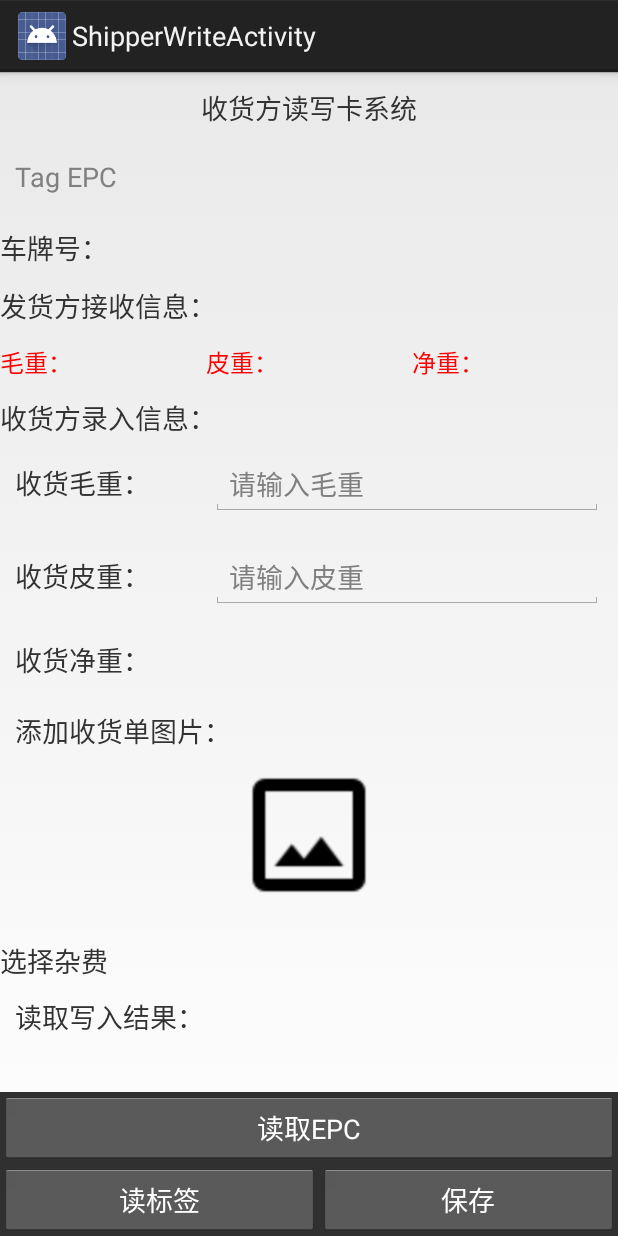
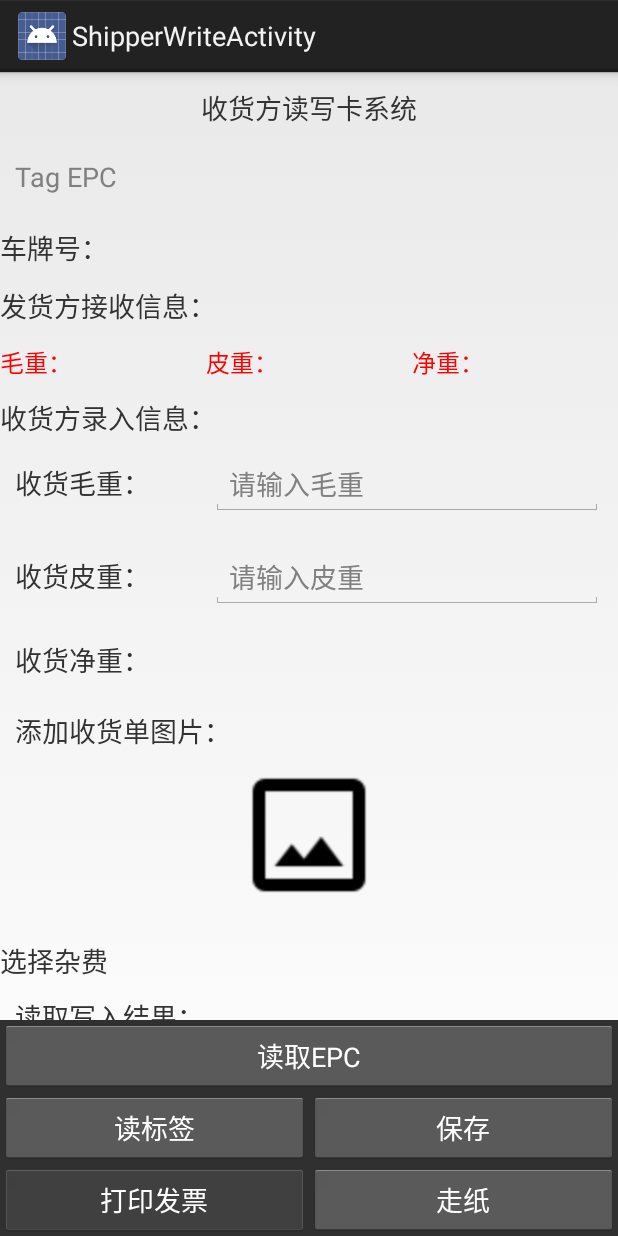
Before and after one commit to ZFKnife/MagUHF_LYM_Receiver, an Android app: the ReceiverWriteActivity screen opened directly, with no data from a screen before it, on a phone screen of 412 x 824 dp. Run offline under Robolectric (Android 15) with nearby library versions, the phone set to English and light mode, and no system bars; pictures from the network do not load; 3 statements that could not run were skipped.

Commit message:
项目完成

```diff
--- a/app/src/main/java/com/fxb/receiver/myapplication/ReceiverWriteActivity.java
+++ b/app/src/main/java/com/fxb/receiver/myapplication/ReceiverWriteActivity.java
@@ -40,6 +40,10 @@ public class ReceiverWriteActivity extends Activity implements IReceiverWriteVie
     private Button btn_receiverReading;
 
     private Button btn_receiverWritting;
+
+    private Button btnPrinter;
+    private Button btnZouzhi;
+
 
     private ImageView imageView;
 
@@ -98,6 +102,9 @@ public class ReceiverWriteActivity extends Activity implements IReceiverWriteVie
 
         linearLayout = (LinearLayout) findViewById(R.id.reveiver_linear);
 
+        btnPrinter = (Button) findViewById(R.id.btn_printer);
+        btnZouzhi = (Button) findViewById(R.id.btn_zouzhi);
+
     }
 
 
@@ -118,6 +125,18 @@ public class ReceiverWriteActivity extends Activity implements IReceiverWriteVie
             @Override
             public void onClick(View v) {
                 presenter.writeReveiver();
+            }
+        });
+        btnPrinter.setOnClickListener(new View.OnClickListener() {
+            @Override
+            public void onClick(View view) {
+                presenter.printe();
+            }
+        });
+        btnZouzhi.setOnClickListener(new View.OnClickListener() {
+            @Override
+            public void onClick(View view) {
+                presenter.Step();
             }
         });
         imageView.setOnClickListener(new View.OnClickListener() {
@@ -203,6 +222,12 @@ public class ReceiverWriteActivity extends Activity implements IReceiverWriteVie
     }
 
     @Override
+    public void setVisite(boolean b) {
+        btnPrinter.setEnabled(b);
+        btnPrinter.setClickable(b);
+    }
+
+    @Override
     protected void onPause() {
         super.onPause();
         presenter.cancel();
--- a/app/src/main/java/com/fxb/receiver/myapplication/presenter/Presenter.java
+++ b/app/src/main/java/com/fxb/receiver/myapplication/presenter/Presenter.java
@@ -106,7 +106,7 @@ public abstract class Presenter {
     private void writeMore(String sb) throws UnsupportedEncodingException {
         String str = sb;
         while (str.length() < 32) {
-            str += "000000000000000000000000000000";
+            str += "0000000000000000000000000000000000000000000000000";
         }
         byte[] date = str.getBytes("UTF-8");
         int nSA = 0;
--- a/app/src/main/java/com/fxb/receiver/myapplication/view/IReceiverWriteView.java
+++ b/app/src/main/java/com/fxb/receiver/myapplication/view/IReceiverWriteView.java
@@ -75,5 +75,7 @@ public interface IReceiverWriteView extends IUHFViewBase {
      */
     public void setReceiverJingText(String str);
 
+    public void setVisite(boolean b);
+
 
 }
--- a/app/src/main/res/layout/activity_receiver_write.xml
+++ b/app/src/main/res/layout/activity_receiver_write.xml
@@ -286,7 +286,7 @@
 
     <LinearLayout
         android:id="@+id/linearLayout10"
-        android:layout_width="fill_parent"
+        android:layout_width="match_parent"
         android:layout_height="wrap_content"
         android:layout_alignParentBottom="true"
         android:layout_alignParentLeft="true"
@@ -304,16 +304,13 @@
             android:textSize="18dp" />
 
         <LinearLayout
-            android:layout_width="fill_parent"
+            android:layout_width="match_parent"
             android:layout_height="wrap_content"
-            android:layout_alignParentBottom="true"
-            android:layout_alignParentLeft="true"
-            android:layout_alignParentStart="true"
             android:orientation="horizontal">
 
             <Button
                 android:id="@+id/btn_receiver_reading"
-                android:layout_width="wrap_content"
+                android:layout_width="match_parent"
                 android:layout_height="wrap_content"
                 android:layout_weight="1"
                 android:gravity="center"
@@ -323,7 +320,7 @@
 
             <Button
                 android:id="@+id/btn_receiver_writting"
-                android:layout_width="wrap_content"
+                android:layout_width="match_parent"
                 android:layout_height="wrap_content"
                 android:layout_weight="1"
                 android:gravity="center"
@@ -331,6 +328,31 @@
                 android:text="保存"
                 android:textSize="18dp" />
         </LinearLayout>
+        <LinearLayout
+            android:layout_width="match_parent"
+            android:layout_height="wrap_content"
+            android:orientation="horizontal">
+
+            <Button
+                android:id="@+id/btn_printer"
+                android:layout_width="match_parent"
+                android:layout_height="wrap_content"
+                android:layout_weight="1"
+                android:gravity="center"
+                android:textColor="@color/white"
+                android:text="打印发票"
+                android:textSize="18dp" />
+
+            <Button
+                android:id="@+id/btn_zouzhi"
+                android:layout_width="match_parent"
+                android:layout_height="wrap_content"
+                android:layout_weight="1"
+                android:gravity="center"
+                android:textColor="@color/white"
+                android:text="走纸"
+                android:textSize="18dp" />
+        </LinearLayout>
     </LinearLayout>
 
 </RelativeLayout>
```
Also changed, not shown: app/src/main/java/com/fxb/receiver/myapplication/presenter/ReceiverWritePresenter.java (+39 -20 lines).
